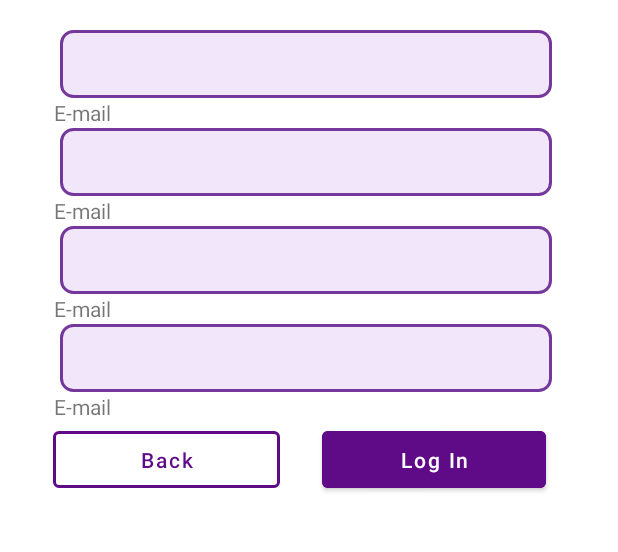
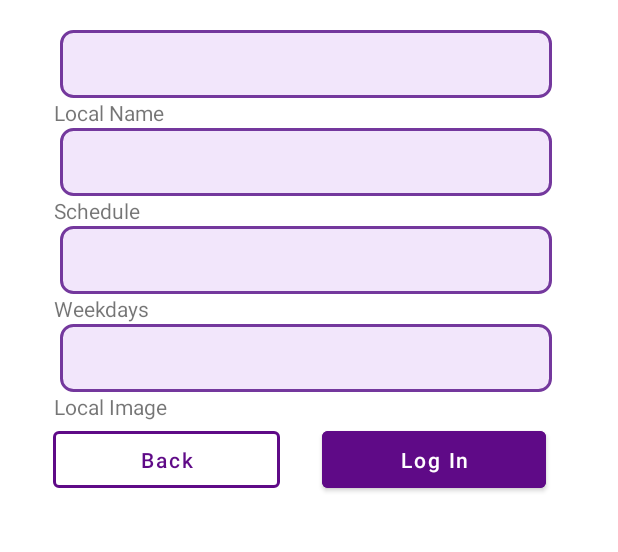
Before and after one commit to JMPMorgan/Tatto_AppV2, an Android app: the CreateLocalActivity screen opened directly, with no data from a screen before it, on a phone screen of 412 x 824 dp, the part 311-863 px from its top. Run offline under Robolectric (Android 15) with nearby library versions, the phone set to English and light mode, and no system bars.

Commit message:
Acticity Local update

```diff
--- a/app/src/main/res/layout/activity_create_local.xml
+++ b/app/src/main/res/layout/activity_create_local.xml
@@ -37,7 +37,7 @@
         android:layout_width="wrap_content"
         android:layout_height="wrap_content"
         android:layout_marginStart="36dp"
-        android:text="@string/email_str"
+        android:text="Local Name"
         app:layout_constraintStart_toStartOf="parent"
         app:layout_constraintTop_toBottomOf="@+id/inputLocal" />
 
@@ -50,7 +50,7 @@
         android:layout_marginTop="20dp"
         android:background="@drawable/input_main"
         android:ems="10"
-        android:inputType="textEmailAddress"
+        android:inputType="text"
         android:paddingStart="4dp"
         android:paddingEnd="4dp"
         app:layout_constraintStart_toStartOf="parent"
@@ -61,7 +61,7 @@
         android:layout_width="wrap_content"
         android:layout_height="wrap_content"
         android:layout_marginStart="36dp"
-        android:text="@string/email_str"
+        android:text="Schedule"
         app:layout_constraintStart_toStartOf="parent"
         app:layout_constraintTop_toBottomOf="@+id/inputSchedule" />
 
@@ -84,7 +84,7 @@
         android:layout_width="wrap_content"
         android:layout_height="wrap_content"
         android:layout_marginStart="36dp"
-        android:text="@string/email_str"
+        android:text="Weekdays"
         app:layout_constraintStart_toStartOf="parent"
         app:layout_constraintTop_toBottomOf="@+id/inputWeekdays" />
 
@@ -107,7 +107,7 @@
         android:layout_width="wrap_content"
         android:layout_height="wrap_content"
         android:layout_marginStart="36dp"
-        android:text="@string/email_str"
+        android:text="Local Image"
         app:layout_constraintStart_toStartOf="parent"
         app:layout_constraintTop_toBottomOf="@+id/inputImgLocal" />
 
```
